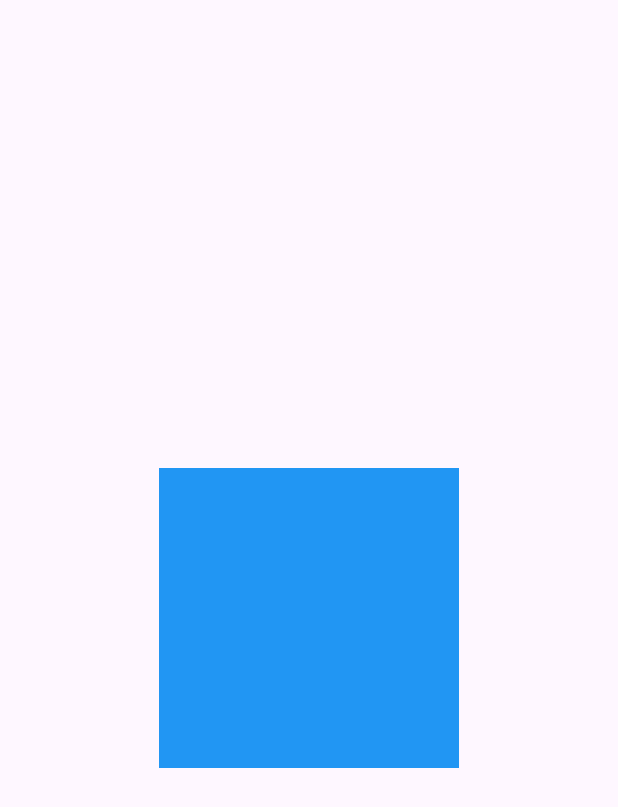
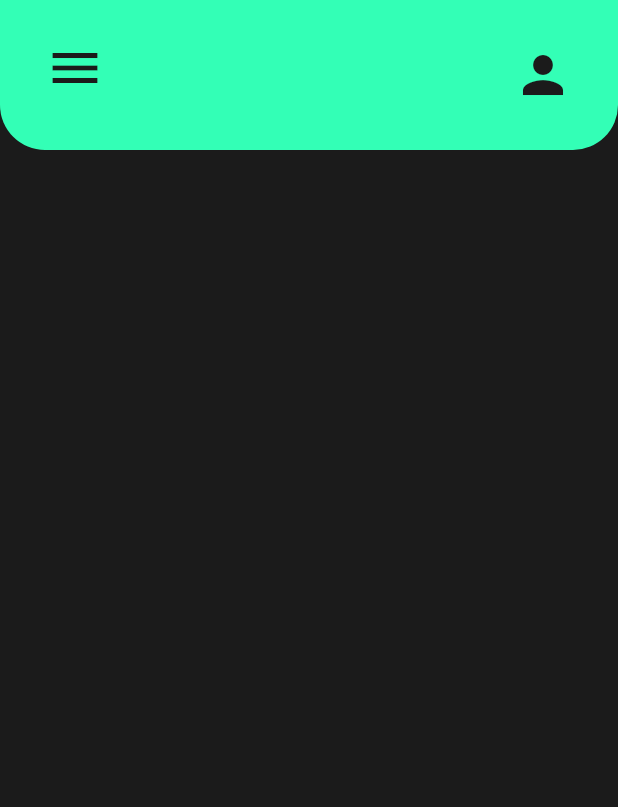
Before and after one commit to MYounesEG/Order-Go, a Flutter app: the screen it shows after launch, on a phone screen of 412 x 824 dp. Shown: the top 807 px of the screen. Run offline on Flutter 3.47's test engine with Material 3 defaults, Android fonts, the phone set to English and light mode, and no system bars; our stand-ins replace flutter_svg.

Commit message:
Update start style

```diff
--- a/order_go/lib/pages/start.dart
+++ b/order_go/lib/pages/start.dart
@@ -1,5 +1,6 @@
 import 'package:flutter/cupertino.dart';
 import 'package:flutter/material.dart';
+import 'package:flutter/painting.dart';
 import 'package:flutter/rendering.dart';
 import 'package:flutter/services.dart';
 import 'package:flutter/widgets.dart';
@@ -12,13 +13,51 @@ class Start_page extends StatelessWidget {
   @override
   Widget build(BuildContext context) {
     return Scaffold(
-      body: Center(
-        child: Container(
-          color: Colors.blue,
-          height: 200,
-          width: 200,
+      backgroundColor: bg,
+
+      appBar: AppBar(
+
+        //Profile
+        actions: <Widget>[
+        IconButton(
+
+          icon: Icon(Icons.person),
+          padding: EdgeInsets.only(right: 30),
+          iconSize: 40,
+          color: bg,
+          onPressed: () {
+            // Arama işlemini tetikle
+          },
+        )
+        ],
+
+        //Menu Button
+        leading: IconButton(
+          padding: EdgeInsets.only(left: 30,bottom: 10),
+          icon: Icon(Icons.menu),
+          iconSize: 40,
+          color: bg,
+          onPressed: () {
+
+          },
         ),
+        toolbarHeight: 100,
+        shape:RoundedRectangleBorder(borderRadius: BorderRadius.vertical(bottom: Radius.circular(30))),
+        backgroundColor:mainColor,
+        flexibleSpace: FlexibleSpaceBar(
+          background:
+          Padding(
+            padding: const EdgeInsets.only(top: 80.0,bottom: 30,right: 33,left: 33),
+            child: SvgPicture.asset('assets/order_go.svg'),
+          ),
+
+        ),
+
+
+
       ),
+
+
 
     );
   }
```
